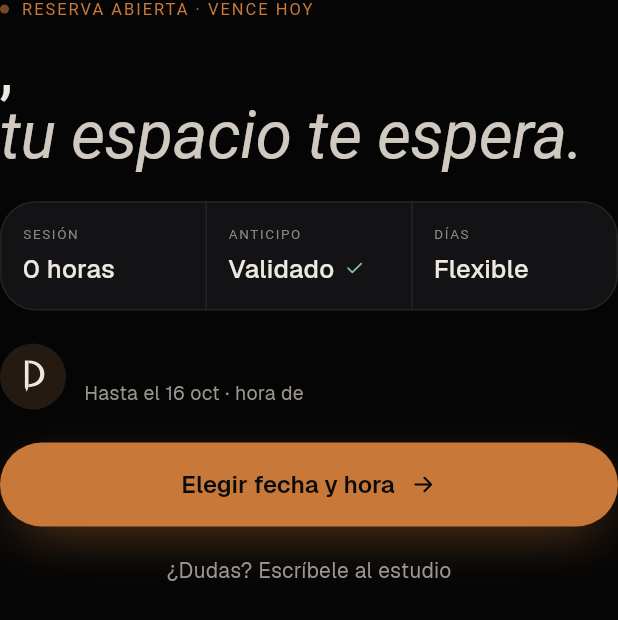
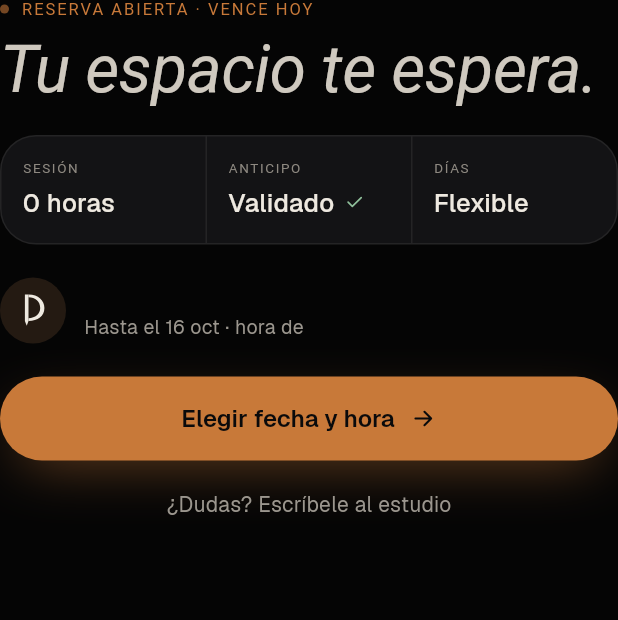
Before and after one commit to pierorellana/proyect_InkSlot, a Flutter app: the _ActiveBlock widget shown alone on an empty page, opened directly with empty values, on a phone screen of 412 x 824 dp. Shown: the top 620 px of the screen. Run offline on Flutter 3.47's test engine with Material 3 defaults, Android fonts, the light colour scheme and no system bars; our stand-ins replace flutter_svg, go_router, share_plus; missing offline and left inert: dart:js_interop; accounts and stored records are empty; network calls fail; Roboto replaces fonts that are missing (Geist Mono, Instrument Serif); project files that could hold a hidden picture were left out.

Commit message:
fix(app): use neutral public welcome copy

```diff
--- a/app/lib/features/public_booking/presentation/public_welcome_page.dart
+++ b/app/lib/features/public_booking/presentation/public_welcome_page.dart
@@ -266,21 +266,13 @@ class _ActiveBlock extends StatelessWidget {
                 live: true,
               ),
               const SizedBox(height: 12),
-              Text.rich(
-                TextSpan(
-                  text: '${reservation.artistDisplayName},\n',
-                  children: [
-                    TextSpan(
-                      text: 'tu espacio te espera.',
-                      style: inkSlotSerif(
-                        44,
-                        italic: true,
-                        color: const Color(0xFFCFC9BF),
-                      ),
-                    ),
-                  ],
+              Text(
+                'Tu espacio te espera.',
+                style: inkSlotSerif(
+                  44,
+                  italic: true,
+                  color: const Color(0xFFCFC9BF),
                 ),
-                style: inkSlotSerif(44),
               ),
             ],
           ),
```
Also changed, not shown: 1 other file.
